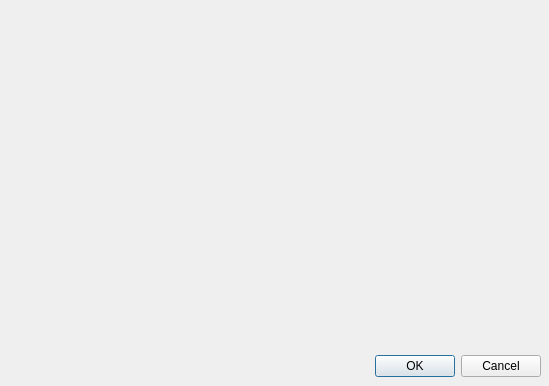
Old version of the form calibrationdialog.ui in the repository luisaras/PaperDraw.
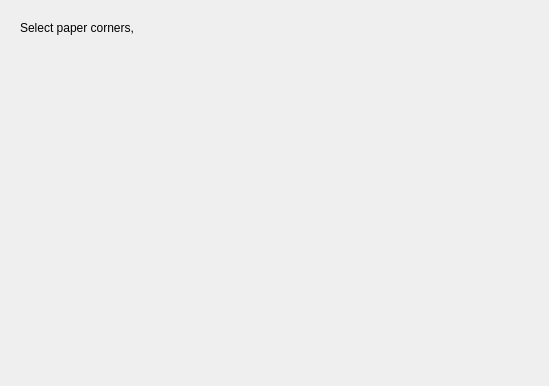
New version of the form.

```diff
--- a/calibrationdialog.ui
+++ b/calibrationdialog.ui
@@ -13,20 +13,17 @@
   <property name="windowTitle">
    <string>Dialog</string>
   </property>
-  <widget class="QDialogButtonBox" name="buttonBox">
+  <widget class="QLabel" name="label">
    <property name="geometry">
     <rect>
-     <x>200</x>
-     <y>350</y>
-     <width>341</width>
-     <height>32</height>
+     <x>20</x>
+     <y>20</y>
+     <width>411</width>
+     <height>16</height>
     </rect>
    </property>
-   <property name="orientation">
-    <enum>Qt::Horizontal</enum>
-   </property>
-   <property name="standardButtons">
-    <set>QDialogButtonBox::Cancel|QDialogButtonBox::Ok</set>
+   <property name="text">
+    <string>Select paper corners,</string>
    </property>
   </widget>
  </widget>
```
Left out of the diff: 35 changed lines with no effect on the pictures.
